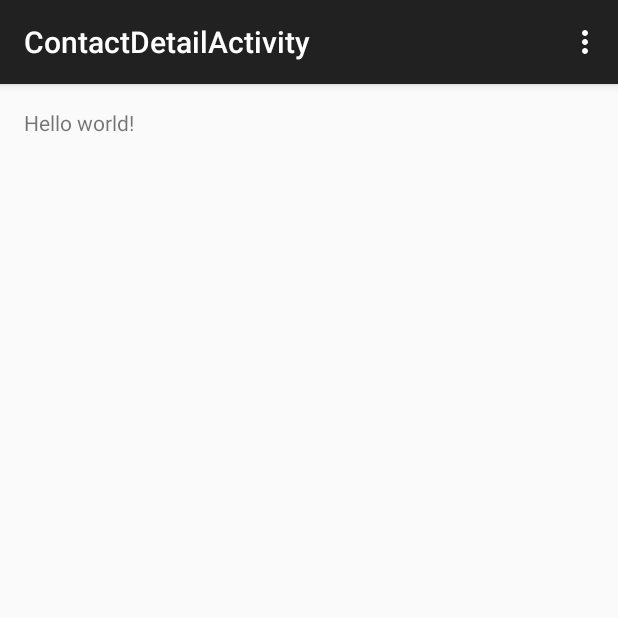
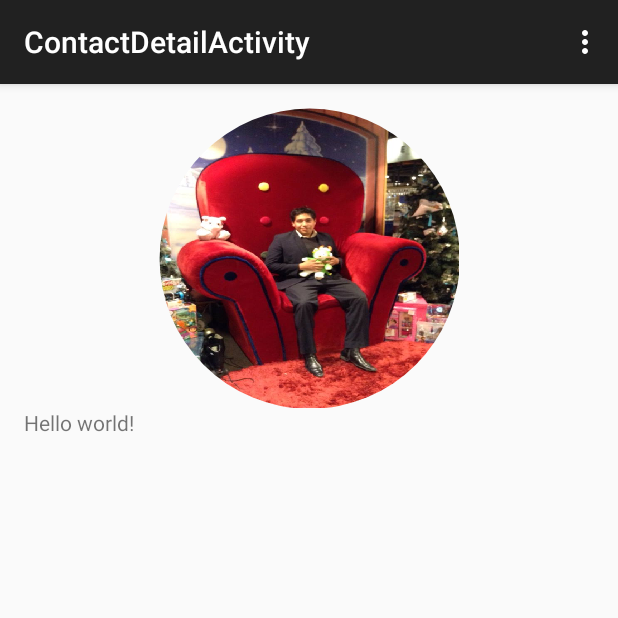
Before and after one commit to rickstart/AgendaMobileStudio-Android, an Android app: the ContactDetailActivity screen opened directly, with no data from a screen before it, on a phone screen of 412 x 824 dp, the top half of it. Run offline under Robolectric (Android 15) with nearby library versions, the phone set to English and light mode, and no system bars.

Commit message:
Detalle de contacto

```diff
--- a/app/src/main/java/com/mobintum/agendamobile/Contact.java
+++ b/app/src/main/java/com/mobintum/agendamobile/Contact.java
@@ -1,6 +1,9 @@
 package com.mobintum.agendamobile;
 
+import android.content.Context;
 import android.graphics.drawable.Drawable;
+
+import java.util.ArrayList;
 
 /**
  * Created by Rick on 25/03/15.
@@ -17,6 +20,25 @@ public class Contact {
         this.email = email;
         this.phone = phone;
         this.picture = picture;
+    }
+
+    public static ArrayList<Contact> getData(Context context){
+
+        ArrayList<Contact> arrayContact = new ArrayList<Contact>();
+
+        Contact juanCarlos = new Contact("Juan Carlos Martinez Avalos","jcmtza611@gmail.com","5591988868",context.getResources().getDrawable(R.mipmap.pic_juan));
+        Contact christian = new Contact("Christian Jesus Rodriguez Martinez", "jesusrdzmtzm@gmail.com", "5538753188",context.getResources().getDrawable(R.mipmap.pic_christian));
+        Contact alex = new Contact("Alejandro Xochihua Jorge", "alexochihua23@gmail.com","5560116967", context.getResources().getDrawable(R.mipmap.pic_alex));
+        Contact genaro = new Contact("Genaro Rodriguez", "grodriguezm@redcibercom.com.mx", "5528982474", context.getResources().getDrawable(R.mipmap.pic_genaro));
+        Contact ricardo = new Contact("Ricardo Centeno", "ricardo.celj@gmail.com", "5514382887", context.getResources().getDrawable(R.mipmap.pic_ricardo));
+
+        arrayContact.add(juanCarlos);
+        arrayContact.add(christian);
+        arrayContact.add(alex);
+        arrayContact.add(genaro);
+        arrayContact.add(ricardo);
+
+        return arrayContact;
     }
 
     public String getName() {
--- a/app/src/main/java/com/mobintum/agendamobile/ContactDetailActivity.java
+++ b/app/src/main/java/com/mobintum/agendamobile/ContactDetailActivity.java
@@ -1,17 +1,28 @@
 package com.mobintum.agendamobile;
 
+import android.content.Intent;
+import android.os.Bundle;
 import android.support.v7.app.ActionBarActivity;
-import android.os.Bundle;
 import android.view.Menu;
 import android.view.MenuItem;
 
 
 public class ContactDetailActivity extends ActionBarActivity {
 
+    int contactPosition;
+    Contact contact;
     @Override
     protected void onCreate(Bundle savedInstanceState) {
         super.onCreate(savedInstanceState);
         setContentView(R.layout.activity_contact_detail);
+        Intent intent = getIntent();
+        contactPosition = intent.getIntExtra("CONTACT", 0);
+        contact = Contact.getData(getApplicationContext()).get(contactPosition);
+
+        RoundedImageView profileImage = (RoundedImageView) findViewById(R.id.profileImage);
+        profileImage.setImageDrawable(contact.getPicture());
+
+
     }
 
 
--- a/app/src/main/res/layout/activity_contact_detail.xml
+++ b/app/src/main/res/layout/activity_contact_detail.xml
@@ -1,12 +1,20 @@
-<RelativeLayout xmlns:android="http://schemas.android.com/apk/res/android"
+<LinearLayout xmlns:android="http://schemas.android.com/apk/res/android"
     xmlns:tools="http://schemas.android.com/tools" android:layout_width="match_parent"
     android:layout_height="match_parent" android:paddingLeft="@dimen/activity_horizontal_margin"
     android:paddingRight="@dimen/activity_horizontal_margin"
     android:paddingTop="@dimen/activity_vertical_margin"
     android:paddingBottom="@dimen/activity_vertical_margin"
-    tools:context="com.mobintum.agendamobile.ContactDetailActivity">
+    tools:context="com.mobintum.agendamobile.ContactDetailActivity"
+    android:orientation="vertical">
 
+    <com.mobintum.agendamobile.RoundedImageView
+        android:id="@+id/profileImage"
+        android:layout_width="200dp"
+        android:layout_height="200dp"
+        android:src="@mipmap/ic_launcher"
+        android:layout_gravity="center"
+        tools:context="com.mobintum.agendamobile.RoundedImageView"    />
     <TextView android:text="@string/hello_world" android:layout_width="wrap_content"
         android:layout_height="wrap_content" />
 
-</RelativeLayout>
+</LinearLayout>
--- a/app/src/main/res/layout/item_list_contact.xml
+++ b/app/src/main/res/layout/item_list_contact.xml
@@ -10,7 +10,8 @@
         android:layout_weight="2"
         android:layout_gravity="center"
         android:src="@mipmap/ic_launcher"
-        android:scaleType="fitCenter"/>
+        android:scaleType="centerCrop"
+        android:padding="@dimen/margin_small"/>
     <LinearLayout
         android:layout_width="match_parent"
         android:layout_height="wrap_content"
```
Also changed, not shown: app/src/main/java/com/mobintum/agendamobile/MainActivity.java (+13 -15 lines).
